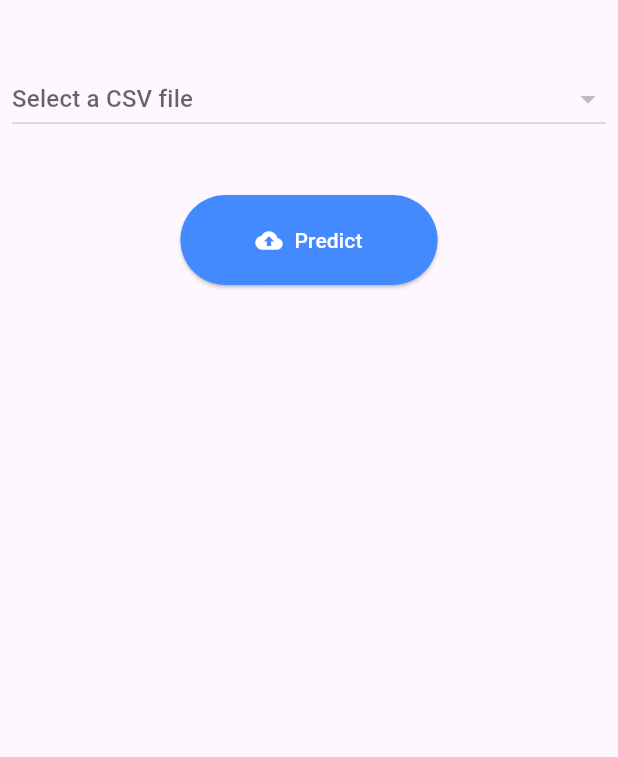
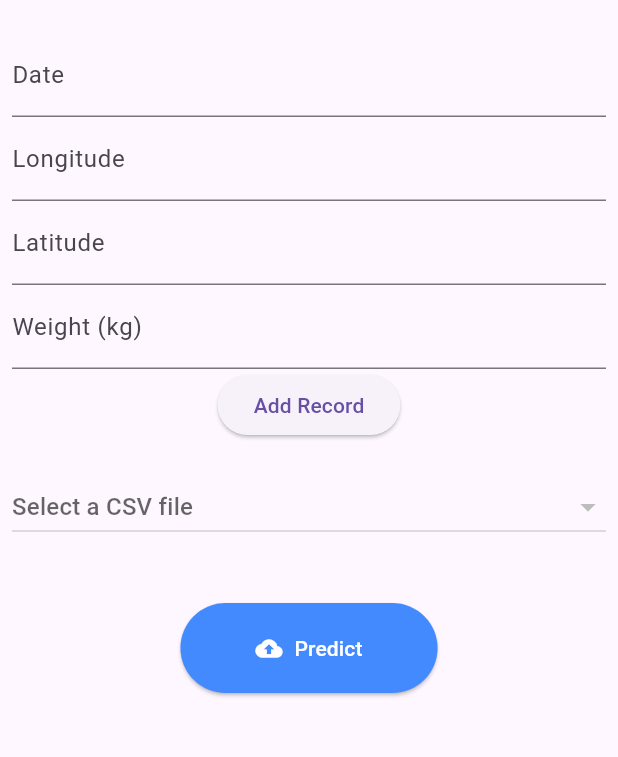
Before and after one commit to KaviHT/FishWhere, a Flutter app: the screen it shows after launch, on a phone screen of 412 x 824 dp, the part 63-820 px from its top. Run offline on Flutter 3.47's test engine with Material 3 defaults, Android fonts, the phone set to English and light mode, and no system bars; our stand-ins replace file_picker; network calls fail.

Commit message:
Stable MongoDB connection and remove date picker

```diff
--- a/flutter_app/lib/main.dart
+++ b/flutter_app/lib/main.dart
@@ -5,6 +5,7 @@
 import 'package:file_picker/file_picker.dart';
 import 'dart:convert';
 // import 'package:flutter_datetime_picker/flutter_datetime_picker.dart';
+// import 'package:intl/intl.dart';
 
 void main() {
   runApp(MyApp());
@@ -41,9 +42,9 @@
   TextEditingController _lonController = TextEditingController();
   TextEditingController _latController = TextEditingController();
   TextEditingController _weightController = TextEditingController();
-  DateTime _selectedDate = DateTime.now();
+  // DateTime _selectedDate = DateTime.now();
 
-  // (DB) Method to pick date
+  // (DB) Method to select date using the flutter_datetime_picker package
   // void _pickDate() {
   //   DatePicker.showDatePicker(context,
   //       showTitleActions: true,
@@ -57,31 +58,31 @@
   //   }, currentTime: DateTime.now(), locale: LocaleType.en);
   // }
 
-  // MODIFY
-  void _selectDate(BuildContext context) async {
-    final DateTime? picked = await showDatePicker(
-      context: context,
-      initialDate: _selectedDate,
-      firstDate: DateTime(2000),
-      lastDate: DateTime(2025),
-    );
-    if (picked != null && picked != _selectedDate) {
-      setState(() {
-        _selectedDate = picked;
-        _dateController.text = picked.toString().split(
-            ' ')[0]; // Assuming you have a TextEditingController for the date
-      });
-    }
-  }
+  // (DB) Method to select date using Flutter's built-in showDatePicker
+  // void _selectDate(BuildContext context) async {
+  //   final DateTime? picked = await showDatePicker(
+  //     context: context,
+  //     initialDate: _selectedDate,
+  //     firstDate: DateTime(2000),
+  //     lastDate: DateTime(2025),
+  //   );
+  //   if (picked != null && picked != _selectedDate) {
+  //     setState(() {
+  //       _selectedDate = picked;
+  //       _dateController.text =
+  //           DateFormat('yyyy-MM-dd').format(picked); // Formatting the date
+  //     });
+  //   }
+  // }
 
   // (DB) Method to submit record to backend
   Future<void> _addRecord() async {
-    // var uri = Uri.parse('http://192.168.1.22:3000/add-record');
-    var uri = Uri.parse('http://10.31.8.26:3000/add-record');
+    var uri = Uri.parse('http://192.168.1.22:3000/add-record');
+    // var uri = Uri.parse('http://10.31.8.26:3000/add-record');
     var response = await http.post(uri,
         headers: {"Content-Type": "application/json"},
         body: jsonEncode({
-          'date': _selectedDate.toIso8601String(),
+          'date': double.tryParse(_dateController.text),
           'lon': double.tryParse(_lonController.text),
           'lat': double.tryParse(_latController.text),
           'weight': double.tryParse(_weightController.text)
@@ -114,8 +115,8 @@
   // }
 
   Future<void> _listInputFiles() async {
-    // var uri = Uri.parse('http://192.168.1.22:3000/list-input-files');
-    var uri = Uri.parse('http://10.31.8.26:3000/list-input-files');
+    var uri = Uri.parse('http://192.168.1.22:3000/list-input-files');
+    // var uri = Uri.parse('http://10.31.8.26:3000/list-input-files');
     try {
       var response = await http.get(uri);
       if (response.statusCode == 200) {
@@ -134,8 +135,8 @@
 
   // Instead of uploading the file, it will now send the filename to the new backend endpoint for processing.
   Future<void> _processFile(String fileName) async {
-    // var uri = Uri.parse('http://192.168.1.22:3000/process-file');
-    var uri = Uri.parse('http://10.31.8.26:3000/process-file');
+    var uri = Uri.parse('http://192.168.1.22:3000/process-file');
+    // var uri = Uri.parse('http://10.31.8.26:3000/process-file');
     try {
       var response = await http.post(uri,
           headers: {"Content-Type": "application/json"},
@@ -155,8 +156,8 @@
 
   // This uploads the file to Node server
   Future<void> _uploadFile(String filePath) async {
-    // var uri = Uri.parse('http://192.168.1.22:3000/predict');
-    var uri = Uri.parse('http://10.31.8.26:3000/predict');
+    var uri = Uri.parse('http://192.168.1.22:3000/predict');
+    // var uri = Uri.parse('http://10.31.8.26:3000/predict');
     var request = http.MultipartRequest('POST', uri)
       ..files.add(await http.MultipartFile.fromPath('file', filePath));
     var response = await request.send();
@@ -168,8 +169,8 @@
   }
 
   Future<List<Prediction>> _fetchPredictions() async {
-    // var uri = Uri.parse('http://192.168.1.22:3000/predictions');
-    var uri = Uri.parse('http://10.31.8.26:3000/predictions');
+    var uri = Uri.parse('http://192.168.1.22:3000/predictions');
+    // var uri = Uri.parse('http://10.31.8.26:3000/predictions');
     var response = await http.get(uri);
     if (response.statusCode == 200) {
       List jsonResponse = json.decode(response.body);
@@ -197,32 +198,31 @@
             // Added to ensure the view scrolls if content exceeds screen size
             child: Column(
               children: <Widget>[
-                // // Beginning of form widgets
-                // TextFormField(
-                //   controller: _dateController,
-                //   decoration: InputDecoration(labelText: 'Date'),
-                //   readOnly: true,
-                //   // onTap: _pickDate,
-                // ),
-                // TextFormField(
-                //   controller: _lonController,
-                //   decoration: InputDecoration(labelText: 'Longitude'),
-                //   keyboardType: TextInputType.numberWithOptions(decimal: true),
-                // ),
-                // TextFormField(
-                //   controller: _latController,
-                //   decoration: InputDecoration(labelText: 'Latitude'),
-                //   keyboardType: TextInputType.numberWithOptions(decimal: true),
-                // ),
-                // TextFormField(
-                //   controller: _weightController,
-                //   decoration: InputDecoration(labelText: 'Weight (kg)'),
-                //   keyboardType: TextInputType.numberWithOptions(decimal: true),
-                // ),
-                // ElevatedButton(
-                //   onPressed: _addRecord,
-                //   child: Text('Add Record'),
-                // ),
+                // Beginning of form widgets
+                TextFormField(
+                  controller: _dateController,
+                  decoration: InputDecoration(labelText: 'Date'),
+                  keyboardType: TextInputType.numberWithOptions(decimal: true),
+                ),
+                TextFormField(
+                  controller: _lonController,
+                  decoration: InputDecoration(labelText: 'Longitude'),
+                  keyboardType: TextInputType.numberWithOptions(decimal: true),
+                ),
+                TextFormField(
+                  controller: _latController,
+                  decoration: InputDecoration(labelText: 'Latitude'),
+                  keyboardType: TextInputType.numberWithOptions(decimal: true),
+                ),
+                TextFormField(
+                  controller: _weightController,
+                  decoration: InputDecoration(labelText: 'Weight (kg)'),
+                  keyboardType: TextInputType.numberWithOptions(decimal: true),
+                ),
+                ElevatedButton(
+                  onPressed: _addRecord,
+                  child: Text('Add Record'),
+                ),
                 // End of form widgets
                 Padding(
                   padding: const EdgeInsets.symmetric(vertical: 20.0),
--- a/flutter_app/pubspec.yaml
+++ b/flutter_app/pubspec.yaml
@@ -37,6 +37,7 @@ dependencies:
   provider: ^6.0.0
   path_provider: ^2.0.2
   flutter_datetime_picker: ^1.5.1
+  intl: ^0.17.0
 
   # The following adds the Cupertino Icons font to your application.
   # Use with the CupertinoIcons class for iOS style icons.
```
Also changed, not shown: model_service/outputs/predictions.json (+1 -1 lines), flutter_app/pubspec.lock, 1 other file.
